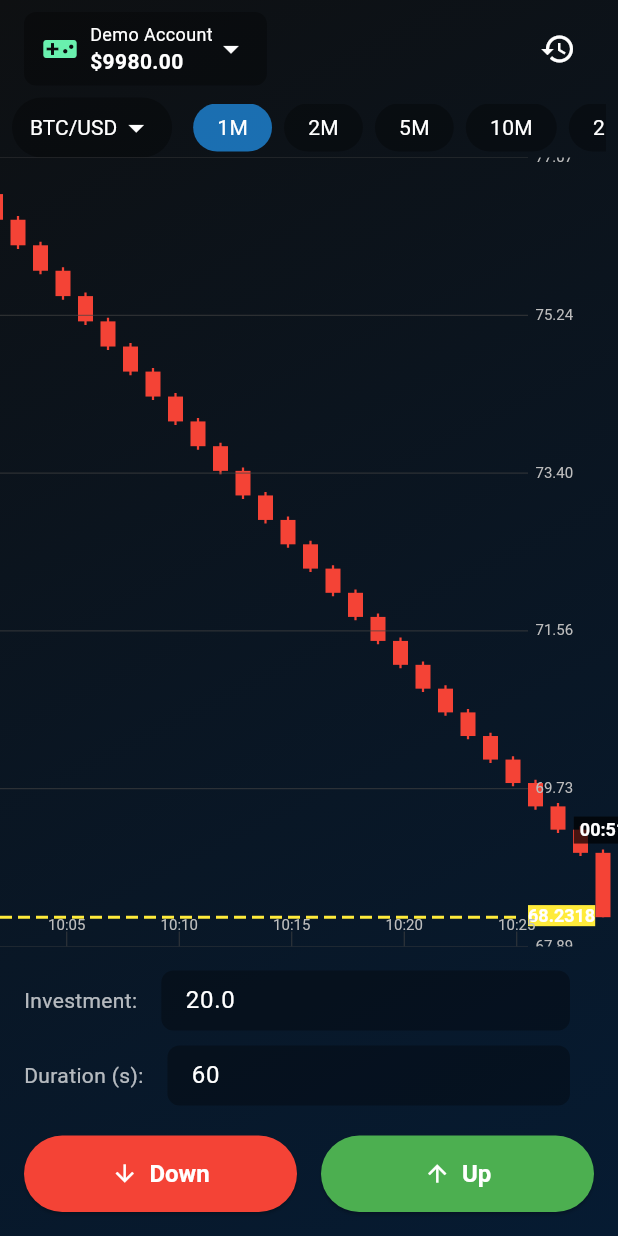
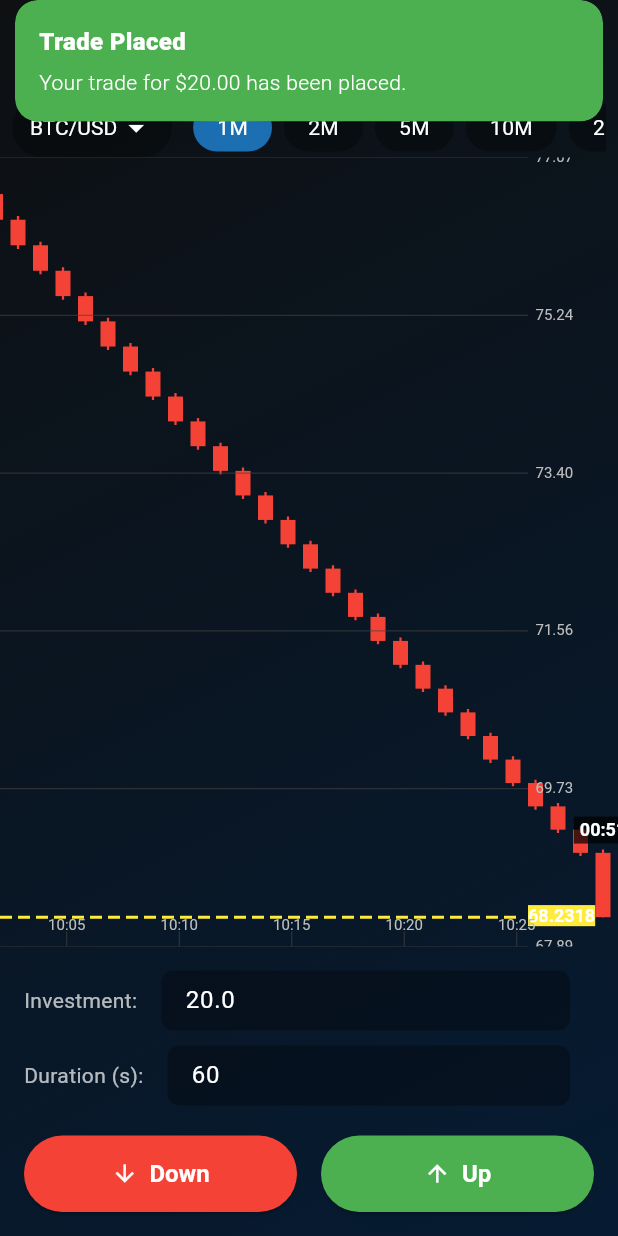
Before and after one commit to programmerrajbhai/trading_home, a Flutter app: the screen it shows after launch, after a tap on "Down", on a phone screen of 412 x 824 dp. Run offline on Flutter 3.47's test engine with Material 3 defaults, Android fonts, the phone set to English and light mode, and no system bars; our stand-ins replace get.

Commit message:
trade to snackbar

```diff
--- a/lib/home/controllers/trading_controller.dart
+++ b/lib/home/controllers/trading_controller.dart
@@ -189,6 +189,7 @@ class TradingController extends GetxController {
       entryTime: now,
       expiryTime: now.add(Duration(seconds: duration)),
     ));
+    Get.snackbar("Trade Placed", "Your trade for \$${amount.toStringAsFixed(2)} has been placed.", backgroundColor: Colors.green, colorText: Colors.white);
   }
 
   void earlyCloseTrade(Trade trade) {
@@ -210,18 +211,31 @@ class TradingController extends GetxController {
     bool isWin = (trade.direction == TradeDirection.up && trade.closePrice! > trade.entryPrice) ||
         (trade.direction == TradeDirection.down && trade.closePrice! < trade.entryPrice);
 
+    String message;
+    Color color;
+
     if (trade.closePrice == trade.entryPrice) {
       trade.status = TradeStatus.draw;
       if (isLiveAccount.value) liveBalance.value += trade.amount; else demoBalance.value += trade.amount;
+      message = "Trade ended: Draw! Your investment was returned.";
+      color = Colors.grey;
+
+
+
     } else if (isWin) {
       trade.status = TradeStatus.won;
       final payout = trade.amount + (trade.amount * payoutPercentage);
       if (isLiveAccount.value) liveBalance.value += payout; else demoBalance.value += payout;
+      message = "Trade ended: Won! You won \$${(trade.amount * payoutPercentage).toStringAsFixed(2)}.";
+      color = Colors.green;
     } else {
       trade.status = TradeStatus.lost;
+      message = "Trade ended: Lost. Better luck next time.";
+      color = Colors.red;
     }
     runningTrades.remove(trade);
     tradeHistory.insert(0, trade);
+    Get.snackbar("Trade Result", message, backgroundColor: color, colorText: Colors.white);
   }
 
   void _scrollToEnd() {
--- a/lib/home/utils/enums.dart
+++ b/lib/home/utils/enums.dart
@@ -1,4 +1,4 @@
-enum TradeDirection { up, down, direction }
+enum TradeDirection { up, down }
 
 enum TradeStatus { running, won, lost, draw }
 
@@ -15,9 +15,6 @@ enum Timeframe {
   final String label;
 }
 
-enum NotificationType { tradeStart, tradeEnd }
-
-// New asset enum
 enum Asset {
   btcusd('BTC/USD'),
   ethusd('ETH/USD'),
```
